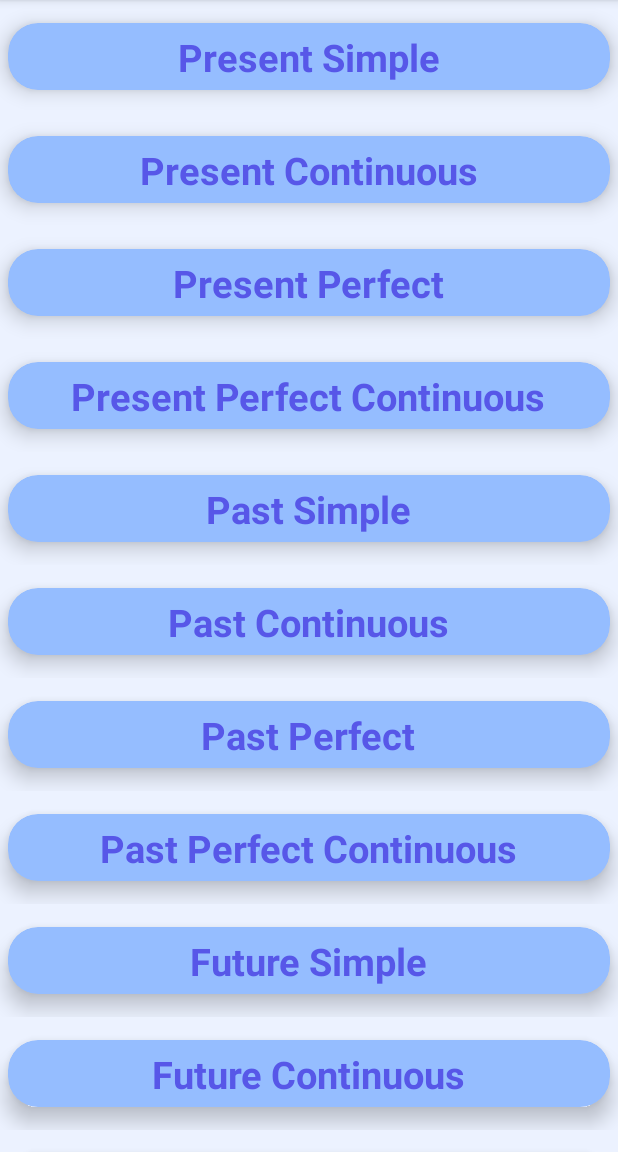
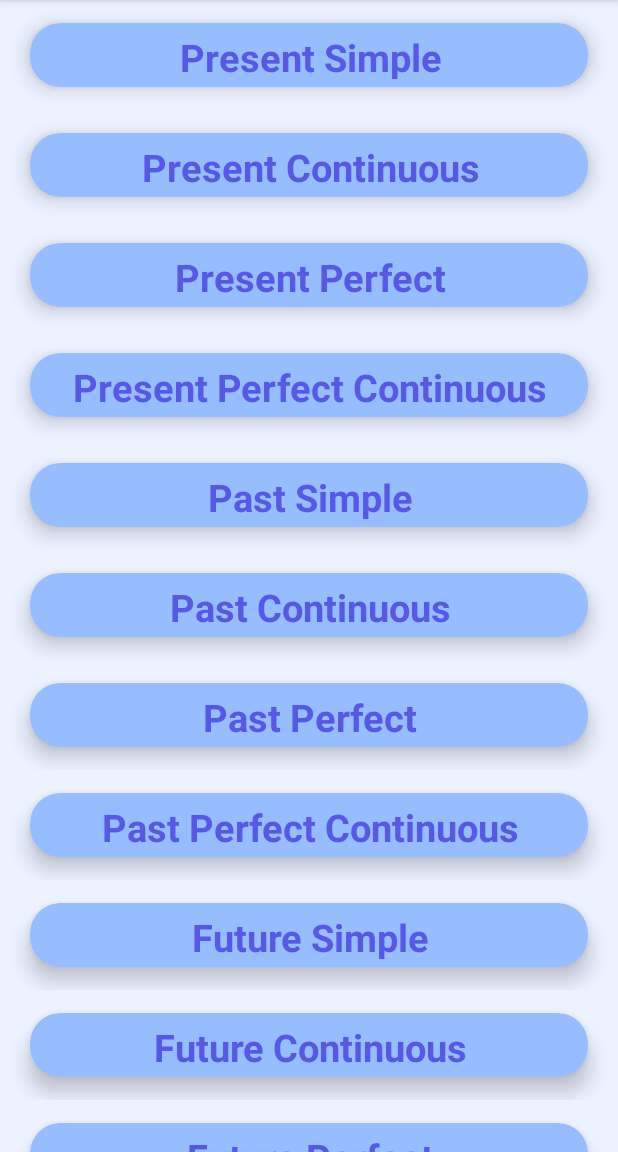
Before and after one commit to SofiMovsesyan/LearnEnglish, an Android app: the HomeActivity screen opened directly, with no data from a screen before it, after a tap on "TENSES", on a phone screen of 412 x 824 dp, the part 84-1236 px from its top. Run offline under Robolectric (Android 15) with nearby library versions, the phone set to English and light mode, and no system bars; our stand-ins replace Firebase (no records; nobody signed in at launch, a user with empty details on screens opened directly).

```diff
--- a/Learn_English/app/build.gradle
+++ b/Learn_English/app/build.gradle
@@ -35,6 +35,7 @@ dependencies {
     implementation 'com.google.android.material:material:1.8.0'
     implementation 'androidx.constraintlayout:constraintlayout:2.1.4'
     implementation 'com.google.firebase:firebase-auth-ktx:21.2.0'
+    implementation 'com.google.firebase:firebase-database:20.1.0'
 
     testImplementation 'junit:junit:4.13.2'
     androidTestImplementation 'androidx.test.ext:junit:1.1.5'
--- a/Learn_English/app/src/main/java/com/example/learn_english/HomeActivity.java
+++ b/Learn_English/app/src/main/java/com/example/learn_english/HomeActivity.java
@@ -13,6 +13,7 @@ import com.google.firebase.auth.FirebaseAuth;
 import com.google.firebase.ktx.Firebase;
 
 public class HomeActivity extends AppCompatActivity {
+    Button button;
     AppCompatButton tenses;
     @Override
     protected void onCreate(Bundle savedInstanceState) {
@@ -29,19 +30,19 @@ public class HomeActivity extends AppCompatActivity {
             }
         });
         /* Log out */
-//        button = findViewById(R.id.button);
-//        button.setOnClickListener(new View.OnClickListener() {
-//            @Override
-//            public void onClick(View v) {
-//                FirebaseAuth.getInstance().signOut();
-//                SharedPreferences sharedPreferences = getSharedPreferences(MainActivity.PREFS_NAME, 0);
-//                SharedPreferences.Editor editor = sharedPreferences.edit();
-//                editor.putBoolean("hasLoggedIn", false);
-//                editor.commit();
-//                Intent intent = new Intent(HomeActivity.this, MainActivity.class);
-//                startActivity(intent);
-//                finish();
-//            }
-//        });
+        button = findViewById(R.id.button);
+        button.setOnClickListener(new View.OnClickListener() {
+            @Override
+            public void onClick(View v) {
+                FirebaseAuth.getInstance().signOut();
+                SharedPreferences sharedPreferences = getSharedPreferences(MainActivity.PREFS_NAME, 0);
+                SharedPreferences.Editor editor = sharedPreferences.edit();
+                editor.putBoolean("hasLoggedIn", false);
+                editor.commit();
+                Intent intent = new Intent(HomeActivity.this, MainActivity.class);
+                startActivity(intent);
+                finish();
+            }
+        });
     }
 }
--- a/Learn_English/app/src/main/java/com/example/learn_english/MainActivity.java
+++ b/Learn_English/app/src/main/java/com/example/learn_english/MainActivity.java
@@ -28,7 +28,6 @@ public class MainActivity extends AppCompatActivity {
     String emailPattern = "[a-z0-9._%+-]+@[a-z0-9.-]+\\.[a-z]{2,4}$";
     ProgressDialog progressDialog;
 
-
     FirebaseAuth mAuth;
     FirebaseUser mUser;
 
@@ -36,8 +35,6 @@ public class MainActivity extends AppCompatActivity {
     protected void onCreate(Bundle savedInstanceState) {
         super.onCreate(savedInstanceState);
         setContentView(R.layout.activity_login);
-
-
 
         crAcc = findViewById(R.id.crAcc);
         err = findViewById(R.id.err);
--- a/Learn_English/app/src/main/java/com/example/learn_english/QuizResults.java
+++ b/Learn_English/app/src/main/java/com/example/learn_english/QuizResults.java
@@ -20,6 +20,6 @@ ProgressBar progressBar;
         incorrect = findViewById(R.id.incorrect);
         incorrect.setText(getIntent().getStringExtra("correct"));
         progressBar = findViewById(R.id.progressBar);
-        progressBar.setProgress(50);
+        progressBar.setProgress(25);
     }
 }
--- a/Learn_English/app/src/main/res/layout/activity_login.xml
+++ b/Learn_English/app/src/main/res/layout/activity_login.xml
@@ -32,7 +32,7 @@
             android:layout_marginStart="101dp"
             android:layout_marginTop="12dp"
             android:layout_marginEnd="101dp"
-            android:fontFamily="cursive"
+            android:fontFamily="sans-serif"
             android:text="Sign In"
             android:textColor="@color/my_gray"
             android:textSize="50sp"
@@ -112,7 +112,7 @@
             android:layout_marginTop="49dp"
             android:layout_marginEnd="1dp"
             android:layout_marginBottom="68dp"
-            android:fontFamily="cursive"
+            android:fontFamily="sans-serif"
             android:text="Don't have an account? Register ->"
             android:textAlignment="center"
             android:textColor="@color/black"
--- a/Learn_English/app/src/main/res/layout/activity_register.xml
+++ b/Learn_English/app/src/main/res/layout/activity_register.xml
@@ -32,7 +32,7 @@
             android:layout_marginStart="101dp"
             android:layout_marginTop="12dp"
             android:layout_marginEnd="101dp"
-            android:fontFamily="cursive"
+            android:fontFamily="sans-serif"
             android:text="Register"
             android:textColor="@color/my_gray"
             android:textSize="50sp"
@@ -100,7 +100,7 @@
             android:layout_marginTop="12dp"
             android:layout_marginEnd="1dp"
             android:layout_marginBottom="20dp"
-            android:fontFamily="cursive"
+            android:fontFamily="sans-serif"
             android:text="Already have an account? Login ->"
             android:textAlignment="center"
             android:textColor="@color/black"
--- a/Learn_English/app/src/main/res/layout/tenses_recycler_view.xml
+++ b/Learn_English/app/src/main/res/layout/tenses_recycler_view.xml
@@ -4,33 +4,35 @@
     xmlns:tools="http://schemas.android.com/tools"
     android:layout_width="match_parent"
     android:layout_height="wrap_content"
-    android:background="#ECF2FF">
+    android:background="#ECF2FF"
+    android:textAlignment="center">
 
     <androidx.cardview.widget.CardView
         android:id="@+id/Tense"
         android:layout_width="match_parent"
         android:layout_height="wrap_content"
+        android:layout_marginStart="20dp"
         android:layout_marginTop="15dp"
+        android:layout_marginEnd="20dp"
         android:layout_marginBottom="15dp"
-        android:layout_marginStart="5dp"
-        android:layout_marginEnd="5dp"
         app:cardBackgroundColor="@color/light_blue"
         app:cardCornerRadius="20dp"
         app:cardElevation="8dp"
         app:layout_constraintBottom_toBottomOf="parent"
         app:layout_constraintEnd_toEndOf="parent"
         app:layout_constraintStart_toStartOf="parent"
-        app:layout_constraintTop_toTopOf="parent" >
+        app:layout_constraintTop_toTopOf="parent">
 
         <androidx.constraintlayout.widget.ConstraintLayout
             android:layout_width="match_parent"
-            android:layout_height="match_parent">
+            android:layout_height="match_parent"
+            android:textAlignment="center">
 
 
             <TextView
                 android:id="@+id/tenseName"
-                android:layout_width="400dp"
-                android:layout_height="34dp"
+                android:layout_width="378dp"
+                android:layout_height="32dp"
                 android:layout_marginTop="5dp"
                 android:layout_marginBottom="5dp"
                 android:text="TextView"
@@ -39,8 +41,10 @@
                 android:textSize="25sp"
                 android:textStyle="bold"
                 app:layout_constraintBottom_toBottomOf="parent"
+                app:layout_constraintEnd_toEndOf="parent"
                 app:layout_constraintStart_toStartOf="parent"
-                app:layout_constraintTop_toTopOf="parent" />
+                app:layout_constraintTop_toTopOf="parent"
+                app:layout_constraintVertical_bias="0.0" />
 
 
         </androidx.constraintlayout.widget.ConstraintLayout>
--- a/Learn_English/app/src/main/res/values/strings.xml
+++ b/Learn_English/app/src/main/res/values/strings.xml
@@ -13,5 +13,7 @@
         <item>Future Continuous</item>
         <item>Future Perfect</item>
         <item>Future Perfect Continuous</item>
+
+
     </string-array>
 </resources>
```
Also changed, not shown: Learn_English/app/src/main/java/com/example/learn_english/QuestionsBankTenses.java (+51 -19 lines), Learn_English/app/src/main/java/com/example/learn_english/QuestionsList.java (+5 -14 lines), Learn_English/app/src/main/java/com/example/learn_english/QuizActivityTenses.java (+15 -42 lines), Learn_English/app/src/main/res/layout/activity_home.xml (+9 -3 lines).
